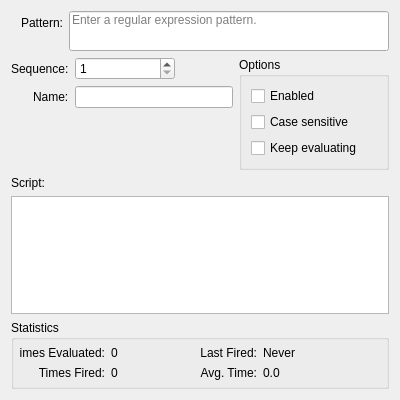
Before: the Qt Designer form client/editalias.ui in jkdoug/mudder, drawn with Qt 5.
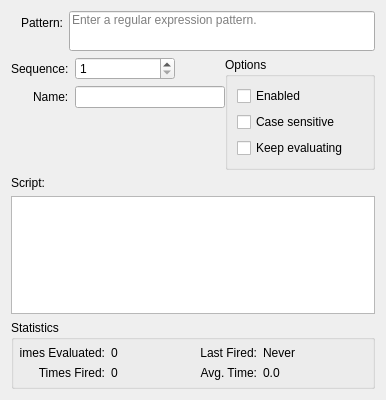
After: the same form once the commit is applied. Custom widgets are drawn as their Qt base class.

Patch:
```diff
--- a/client/editalias.ui
+++ b/client/editalias.ui
@@ -6,7 +6,7 @@
    <rect>
     <x>0</x>
     <y>0</y>
-    <width>400</width>
+    <width>386</width>
     <height>400</height>
    </rect>
   </property>
```
